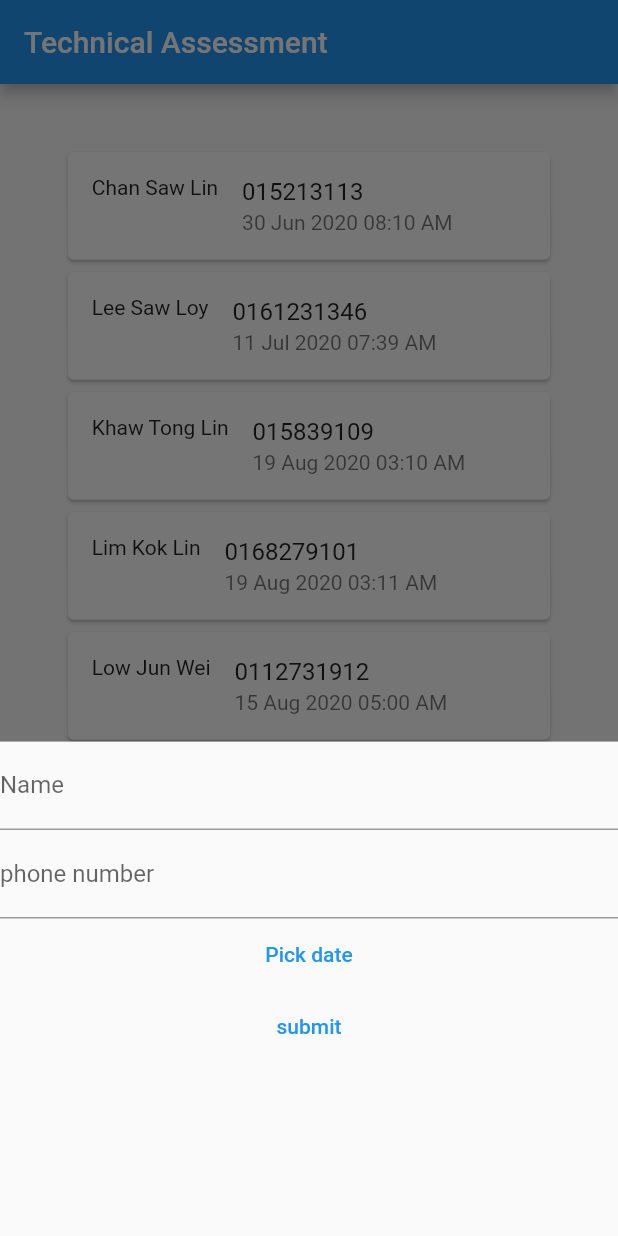
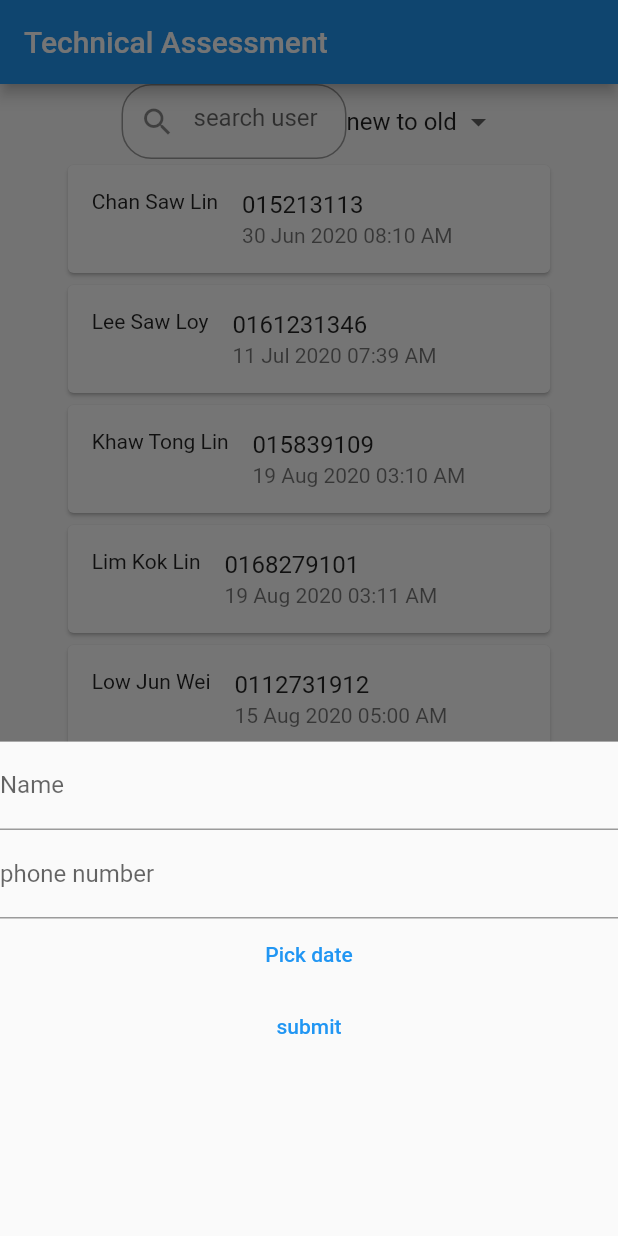
Before and after one commit to devsoldier/CTA, a Flutter app: the screen it shows after launch, after a tap on the "add" icon, on a phone screen of 412 x 824 dp. Run offline on Flutter 3.47's test engine with Material 2 defaults, Android fonts, the phone set to English and light mode, and no system bars.

Commit message:
added search functionality

```diff
--- a/lib/provider.dart
+++ b/lib/provider.dart
@@ -6,8 +6,12 @@ import './dataset.dart';
 class DataProvider with ChangeNotifier {
   List<DataSet> content = [];
   List<String> message = [];
+  List<DataSet> filtered = [];
+  List<DataSet> searchoutput = [];
+  late dynamic suggestions;
 
   Future<void> readJsonData() async {
+    // content.clear();
     final jsondata = await rootBundle.loadString('assets/dataset.json');
     final list = json.decode(jsondata) as List<dynamic>;
     List dateconverted = [];
@@ -20,7 +24,22 @@ class DataProvider with ChangeNotifier {
           phone: list[i]['phone'],
           checkin: dateconverted[i]));
     }
+    filtered = content;
     notifyListeners();
+  }
+
+  Future<void> sortdate(String sortoption) async {
+    List<DataSet> olddate = [];
+    List<DataSet> newdate = [];
+    olddate = content;
+    olddate.sort((a, b) => a.checkin.compareTo(b.checkin));
+    newdate = olddate.reversed.toList();
+    if (sortoption == 'old to new') {
+      filtered = olddate;
+    }
+    if (sortoption == 'new to old') {
+      filtered = newdate;
+    }
   }
 
   Future<void> addUser(
@@ -31,4 +50,14 @@ class DataProvider with ChangeNotifier {
     message.insert(0, 'Successfully added');
     notifyListeners();
   }
+
+  Future<void> searchlist(String query) async {
+    suggestions = content.where((user) {
+      final username = user.user.toLowerCase();
+      final input = query.toLowerCase();
+      return username.contains(input);
+    }).toList();
+    searchoutput = suggestions;
+    notifyListeners();
+  }
 }
--- a/lib/storyline_screen.dart
+++ b/lib/storyline_screen.dart
@@ -73,7 +73,7 @@ class _StoryLineScreenState extends State<StoryLineScreen> {
         body: Stack(
           children: [
             Positioned(
-                top: MediaQuery.of(context).size.width * 0.1,
+                // top: MediaQuery.of(context).size.width * 0.1,
                 left: MediaQuery.of(context).size.width * 0.1,
                 child: StorylineWidget())
           ],
--- a/lib/storyline_widget.dart
+++ b/lib/storyline_widget.dart
@@ -19,13 +19,31 @@ class StorylineWidget extends StatefulWidget {
 }
 
 class _StorylineWidgetState extends State<StorylineWidget> {
+  final TextEditingController controller = TextEditingController();
+  FocusNode searchfield = FocusNode();
+
+  String _selectedsort = 'new to old';
+  List sortfilters = [
+    'new to old',
+    'old to new',
+  ];
+
   void getData() {
     Provider.of<DataProvider>(context, listen: false).readJsonData();
+  }
+
+  sortdates(_selectedsort) {
+    Provider.of<DataProvider>(context, listen: false).sortdate(_selectedsort);
+  }
+
+  void searchList(String query) {
+    Provider.of<DataProvider>(context, listen: false).searchlist(query);
   }
 
   @override
   void initState() {
     getData();
+    sortdates(_selectedsort);
     super.initState();
   }
 
@@ -36,7 +54,84 @@ class _StorylineWidgetState extends State<StorylineWidget> {
       mainAxisAlignment: MainAxisAlignment.center,
       crossAxisAlignment: CrossAxisAlignment.center,
       children: [
+        Row(
+          children: [
             Container(
+              width: 150,
+              height: 50,
+              child: TextField(
+                  focusNode: searchfield,
+                  controller: controller,
+                  decoration: InputDecoration(
+                    prefixIcon: const Icon(Icons.search),
+                    hintText: 'search user',
+                    border: OutlineInputBorder(
+                      borderRadius: BorderRadius.circular(20),
+                      borderSide: const BorderSide(color: Colors.blue),
+                    ),
+                  ),
+                  onChanged: (value) {
+                    setState(() {
+                      searchList(value.toString());
+                    });
+                  }),
+            ),
+            Container(
+              width: 100,
+              height: 50,
+              child: DropdownButtonHideUnderline(
+                child: DropdownButton(
+                  isExpanded: true,
+                  value: _selectedsort,
+                  onChanged: (newval) {
+                    setState(() {
+                      _selectedsort = newval as String;
+                      // getData();
+                      sortdates(_selectedsort);
+                    });
+                  },
+                  elevation: 16,
+                  items: sortfilters.map((newval) {
+                    return DropdownMenuItem(
+                      value: newval,
+                      child: Text(newval),
+                    );
+                  }).toList(),
+                ),
+              ),
+            ),
+          ],
+        ),
+        (searchfield.hasPrimaryFocus)
+            ? Container(
+                width: MediaQuery.of(context).size.width * 0.8,
+                height: MediaQuery.of(context).size.height * 0.8,
+                child: ListView.builder(
+                  itemCount: data.searchoutput.length,
+                  itemBuilder: (context, index) {
+                    return Card(
+                      child: GestureDetector(
+                        onTap: () {
+                          Navigator.of(context).pushNamed(UserDetail.routeName,
+                              arguments: data.searchoutput[index]);
+                        },
+                        child: ListTile(
+                          leading: Text(
+                            data.searchoutput[index].user,
+                          ),
+                          title: Text(
+                            data.searchoutput[index].phone,
+                          ),
+                          subtitle: Text(
+                            '${DateFormat('d MMM y hh:mm a').format(data.searchoutput[index].checkin)}',
+                          ),
+                        ),
+                      ),
+                    );
+                  },
+                ),
+              )
+            : Container(
                 width: MediaQuery.of(context).size.width * 0.8,
                 height: MediaQuery.of(context).size.height * 0.8,
                 child: ListView.builder(
@@ -46,17 +141,17 @@ class _StorylineWidgetState extends State<StorylineWidget> {
                       child: GestureDetector(
                         onTap: () {
                           Navigator.of(context).pushNamed(UserDetail.routeName,
-                        arguments: data.content[index]);
+                              arguments: data.filtered[index]);
                         },
                         child: ListTile(
                           leading: Text(
-                      data.content[index].user,
+                            data.filtered[index].user,
                           ),
                           title: Text(
-                      data.content[index].phone,
+                            data.filtered[index].phone,
                           ),
                           subtitle: Text(
-                      '${DateFormat('d MMM y hh:mm a').format(data.content[index].checkin)}',
+                            '${DateFormat('d MMM y hh:mm a').format(data.filtered[index].checkin)}',
                           ),
                         ),
                       ),
```
Lines whose indentation alone changed are shown as unchanged.
